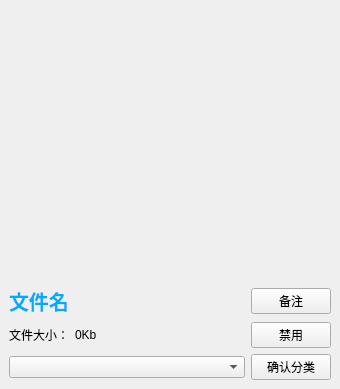
This is comp/modcard.ui in xiaoan-1/l4d2-mod-manager as Qt 5 draws it before an edit. The edited form follows.
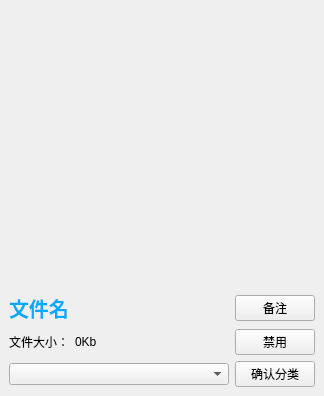
This is the edited form. Icons and pictures are not drawn.

```diff
--- a/comp/modcard.ui
+++ b/comp/modcard.ui
@@ -6,8 +6,8 @@
    <rect>
     <x>0</x>
     <y>0</y>
-    <width>340</width>
-    <height>389</height>
+    <width>324</width>
+    <height>396</height>
    </rect>
   </property>
   <property name="sizePolicy">
```
